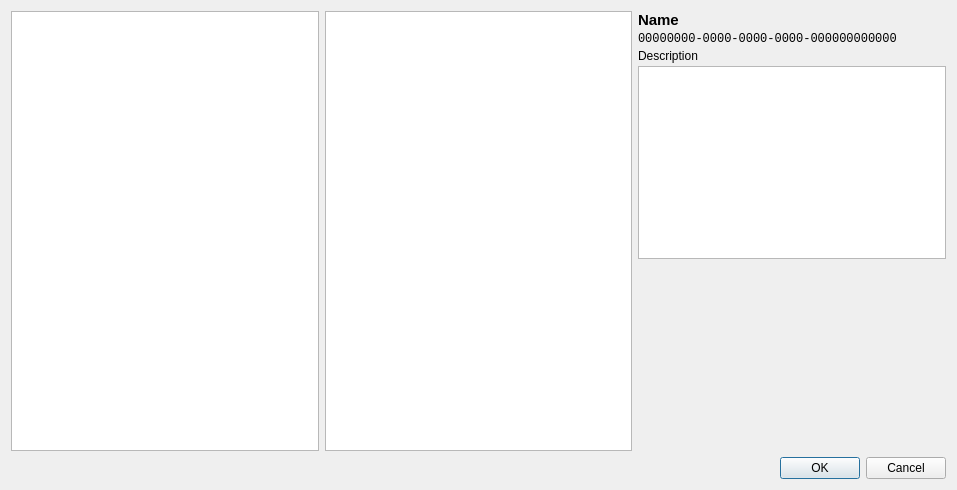
Above: libs/librepcb/libraryeditor/common/componentchooserdialog.ui from LibrePCB/LibrePCB before the change. Below: the same form after it.
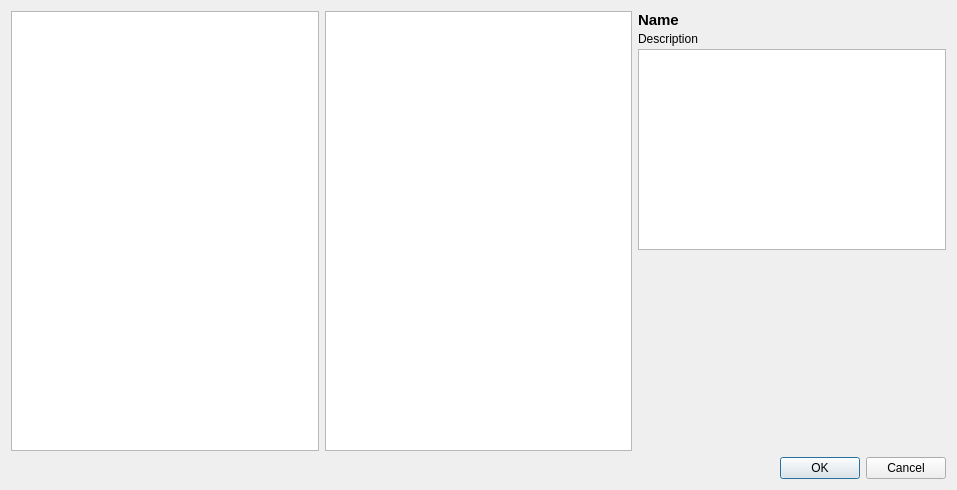
That is the form after the change. Custom widgets are drawn as their Qt base class.

Diff of the .ui file:
```diff
--- a/libs/librepcb/libraryeditor/common/componentchooserdialog.ui
+++ b/libs/librepcb/libraryeditor/common/componentchooserdialog.ui
@@ -57,22 +57,7 @@
           </font>
          </property>
          <property name="text">
-          <string>Name</string>
-         </property>
-        </widget>
-       </item>
-       <item>
-        <widget class="QLabel" name="lblComponentUuid">
-         <property name="font">
-          <font>
-           <family>Liberation Mono</family>
-          </font>
-         </property>
-         <property name="text">
-          <string notr="true">00000000-0000-0000-0000-000000000000</string>
-         </property>
-         <property name="textInteractionFlags">
-          <set>Qt::LinksAccessibleByMouse|Qt::TextSelectableByMouse</set>
+          <string notr="true">Name</string>
          </property>
         </widget>
        </item>
```
Left out of the diff: 2 changed lines with no effect on the pictures.
